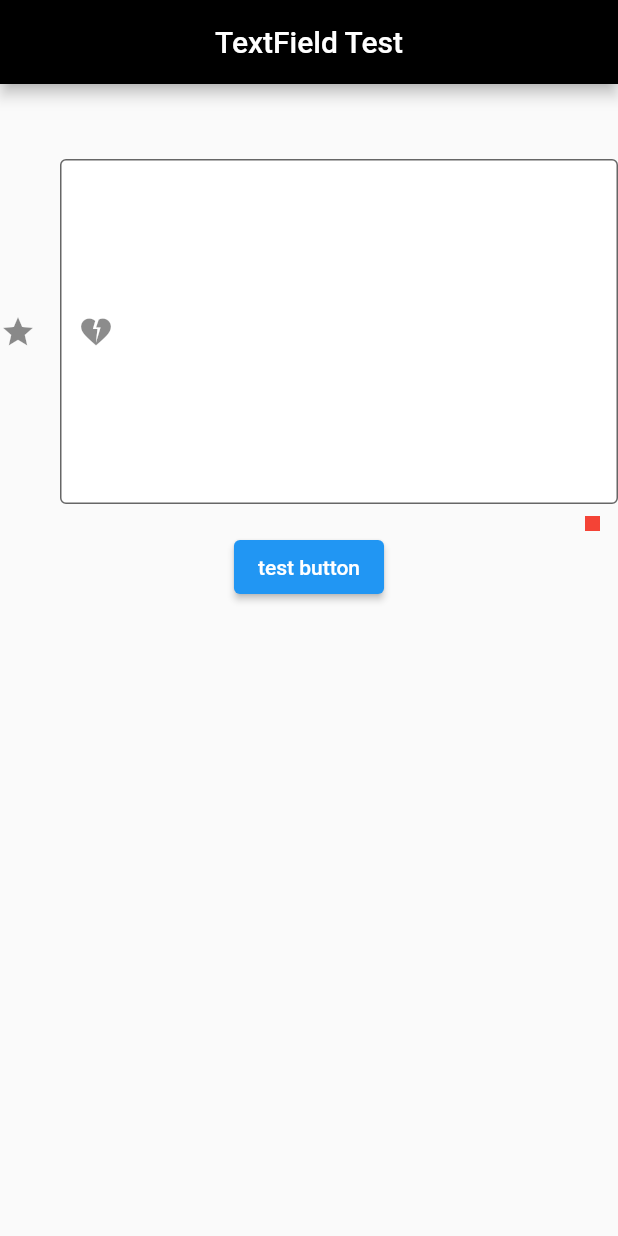
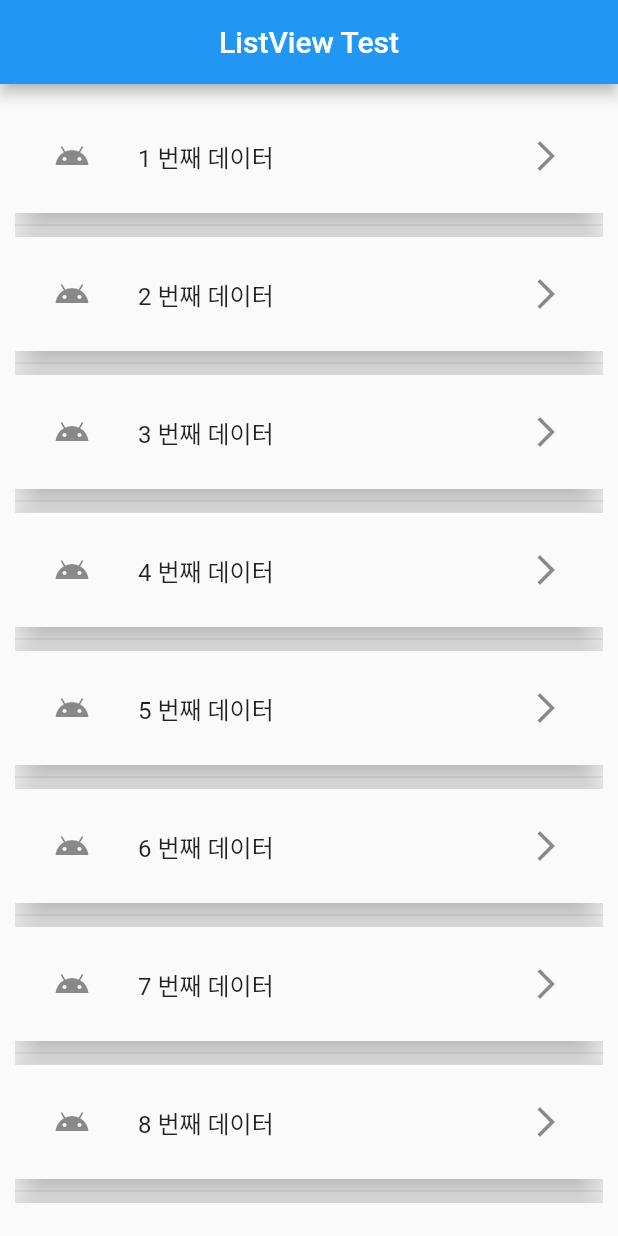
Before and after one commit to rcshpark/flutter-sample, a Flutter app: the screen it shows after launch, on a phone screen of 412 x 824 dp. Run offline on Flutter 3.47's test engine with Material 2 defaults, Android fonts, the phone set to English and light mode, and no system bars; our stand-ins replace cloud_firestore, firebase_core, get; missing offline and left inert: kakao_flutter_sdk; accounts and stored records are empty.

Commit message:
getX를 이용한 리스트 뿌리기

```diff
--- /dev/null
+++ b/lib/listview/Binding/listview_binding.dart
@@ -0,0 +1,10 @@
+import 'package:get/instance_manager.dart';
+
+import '../controller/listview_controller.dart';
+
+class ListViewBinding extends Bindings {
+  @override
+  void dependencies() {
+    Get.put(InfiniteScrollController());
+  }
+}
--- /dev/null
+++ b/lib/listview/controller/listview_controller.dart
@@ -0,0 +1,47 @@
+import 'package:flutter/material.dart';
+import 'package:get/get_state_manager/get_state_manager.dart';
+import 'package:get/get.dart';
+
+class InfiniteScrollController extends GetxController {
+  var scrollController = ScrollController().obs;
+
+  var data = <int>[].obs;
+  var isLoading = false.obs;
+  var hasMore = false.obs;
+
+  @override
+  void onInit() {
+    _getData();
+
+    scrollController.value.addListener(() {
+      if (scrollController.value.position.pixels ==
+              scrollController.value.position.maxScrollExtent &&
+          hasMore.value) {
+        _getData();
+      }
+    });
+    super.onInit();
+  }
+
+  _getData() async {
+    isLoading.value = true;
+
+    await Future.delayed(const Duration(seconds: 2));
+
+    int offset = data.length;
+    var appendData = List<int>.generate(10, (i) => i + 1 + offset);
+    data.addAll(appendData);
+
+    isLoading.value = false;
+    hasMore.value = data.length < 30;
+  }
+
+  reload() async {
+    isLoading.value = true;
+    data.clear();
+
+    await Future.delayed(const Duration(seconds: 2));
+
+    _getData();
+  }
+}
--- /dev/null
+++ b/lib/listview/listviewscreen.dart
@@ -0,0 +1,73 @@
+import 'package:example/listview/controller/listview_controller.dart';
+import 'package:example/screen/password.dart';
+import 'package:flutter/material.dart';
+import 'package:flutter/src/foundation/key.dart';
+import 'package:flutter/src/widgets/framework.dart';
+import 'package:get/get_state_manager/get_state_manager.dart';
+import 'package:example/listview/controller/listview_controller.dart';
+import 'package:get/get.dart';
+
+class ListViewScreen extends GetView<InfiniteScrollController> {
+  @override
+  Widget build(BuildContext context) {
+    return Scaffold(
+      appBar: AppBar(
+        title: const Text('ListView Test'),
+        centerTitle: true,
+      ),
+      body: Obx(
+        () => Padding(
+          padding: const EdgeInsets.all(10.0),
+          child: ListView.separated(
+            controller: controller.scrollController.value,
+            itemBuilder: (_, index) {
+              print(controller.hasMore.value);
+
+              if (index < controller.data.length) {
+                var datum = controller.data[index];
+                return Material(
+                  elevation: 10.0,
+                  child: Container(
+                    padding: const EdgeInsets.all(10.0),
+                    child: ListTile(
+                      onTap: () {
+                        // listtitle press action
+                      },
+                      onLongPress: () {
+                        // long time listview press action
+                      },
+                      leading: const Icon(Icons.android_outlined),
+                      title: Text('$datum 번째 데이터'),
+                      trailing: const Icon(
+                        Icons.arrow_forward_ios_outlined,
+                      ),
+                    ),
+                  ),
+                );
+              }
+              if (controller.hasMore.value || controller.isLoading.value) {
+                return const Center(child: RefreshProgressIndicator());
+              }
+              return Container(
+                padding: const EdgeInsets.all(10.0),
+                child: Center(
+                  child: Column(
+                    children: [
+                      const Text('last data'),
+                      IconButton(
+                        onPressed: () {},
+                        icon: const Icon(Icons.refresh_outlined),
+                      ),
+                    ],
+                  ),
+                ),
+              );
+            },
+            separatorBuilder: (_, index) => const Divider(),
+            itemCount: controller.data.length + 1,
+          ),
+        ),
+      ),
+    );
+  }
+}
--- a/lib/main.dart
+++ b/lib/main.dart
@@ -1,5 +1,7 @@
 import 'package:example/firebase/firebasetest.dart';
 import 'package:example/firebase/postpage.dart';
+import 'package:example/listview/Binding/listview_binding.dart';
+import 'package:example/listview/listviewscreen.dart';
 import 'package:example/screen/checkbox.dart';
 import 'package:example/screen/api_screen.dart';
 import 'package:example/screen/quizhome.dart';
@@ -11,6 +13,7 @@ import 'package:flutter/src/widgets/framework.dart';
 import 'screen/kakaologin_screen.dart';
 import 'package:kakao_flutter_sdk/kakao_flutter_sdk.dart';
 import 'package:firebase_core/firebase_core.dart';
+import 'package:get/get.dart';
 
 void main() async {
   KakaoSdk.init(nativeAppKey: 'e23034cf2fa02c3024d5330a090b6b62');
@@ -24,7 +27,8 @@ class MyApp extends StatelessWidget {
 
   @override
   Widget build(BuildContext context) {
-    return const MaterialApp(
+    return GetMaterialApp(
+      initialBinding: ListViewBinding(),
       title: 'flutter example',
       //home: TestPage(),
       //home: KakaoLoginScreen(),
@@ -32,7 +36,8 @@ class MyApp extends StatelessWidget {
       //home: TestApi(),
       //home: FirebaseTest(),
       //home: MakePostPage(),
-      home: TextFormScreen(),
+      //home: TextFormScreen(),
+      home: ListViewScreen(),
     );
   }
 }
```
